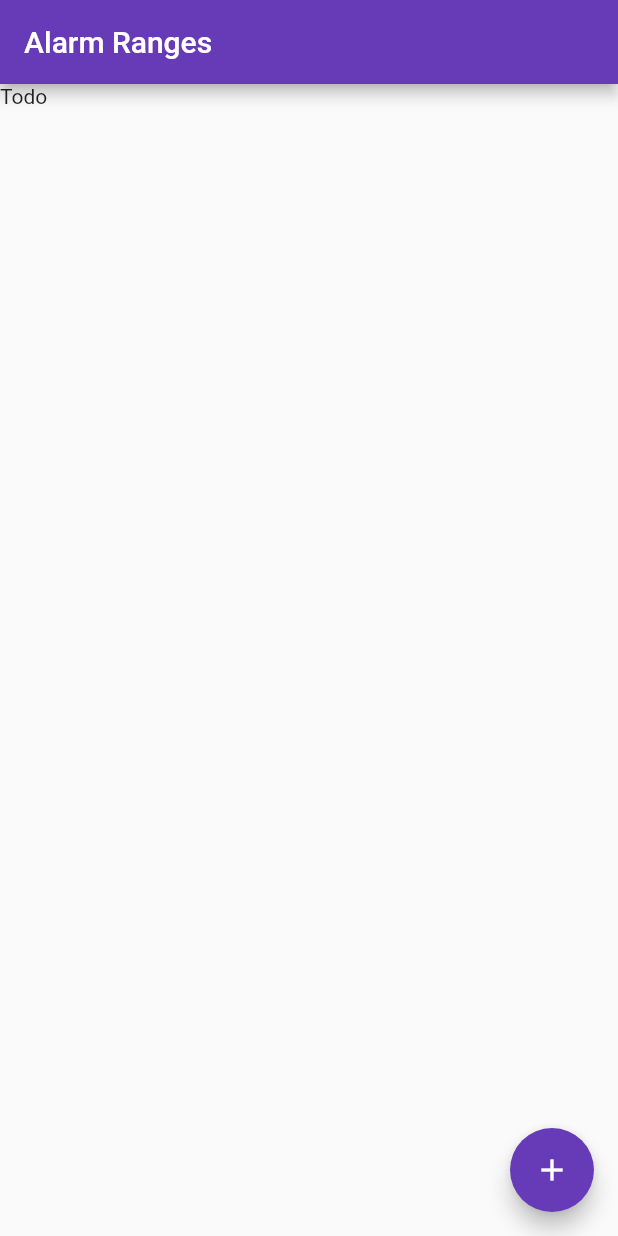
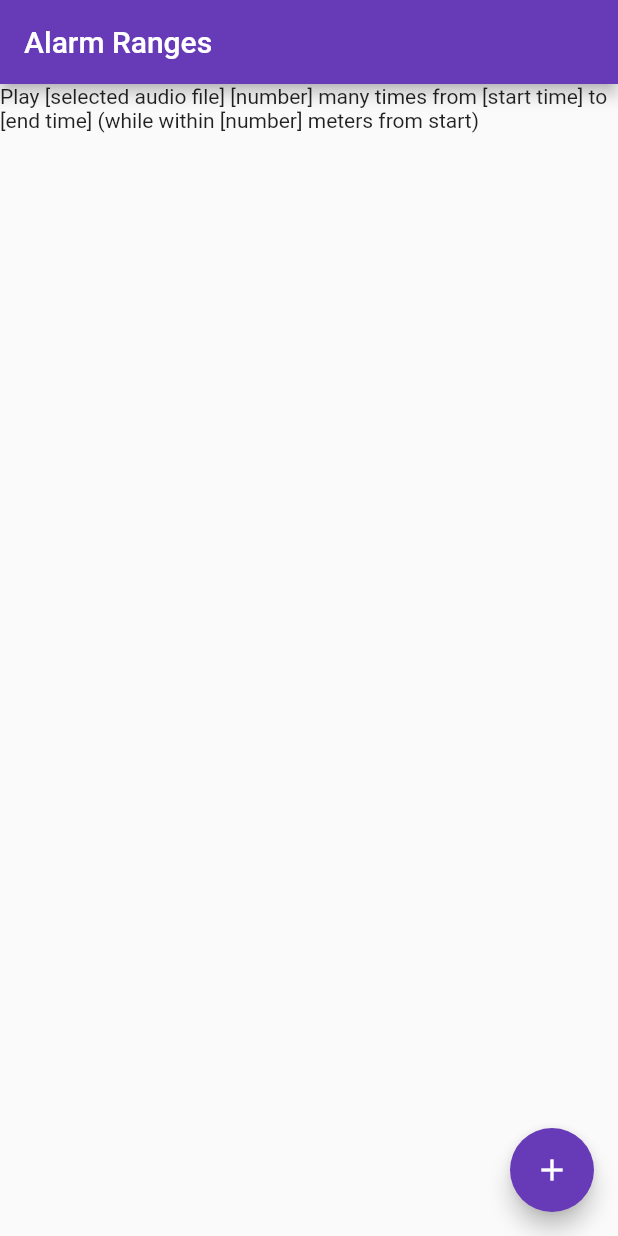
Before and after one commit to scourgemancer/flutter-alarm-ranges, a Flutter app: the screen it shows after launch, after a tap on the "add" icon, on a phone screen of 412 x 824 dp. Run offline on Flutter 3.47's test engine with Material 2 defaults, Android fonts, the phone set to English and light mode, and no system bars.

Commit message:
Updates gitignore and placeholder text

```diff
--- a/alarm_ranges/lib/main.dart
+++ b/alarm_ranges/lib/main.dart
@@ -63,6 +63,7 @@ class Alarm extends StatefulWidget {
 class _AlarmState extends State<Alarm> {
   @override
   Widget build(BuildContext context) {
-    return new Text("Todo");
+    return new Text("Play [selected audio file] [number] many times from " +
+        "[start time] to [end time] (while within [number] meters from start)");
   }
 }
```
Also changed, not shown: 1 other file.
